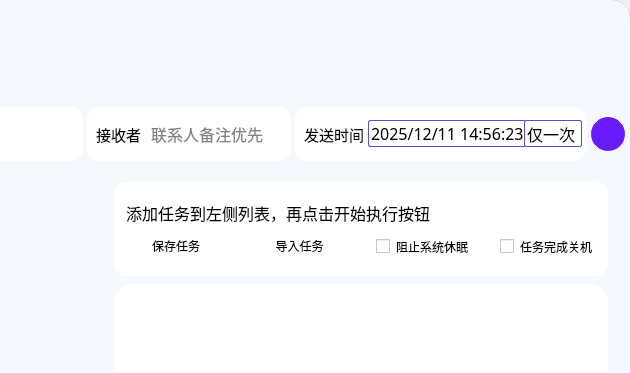
Old version of the form Ui_MainWindow.ui in the repository YangShengzhou03/LeafAuto_Win7; both pictures show x 546 to 1176 and y 0 to 373 of the 1176 by 677 pixel window.
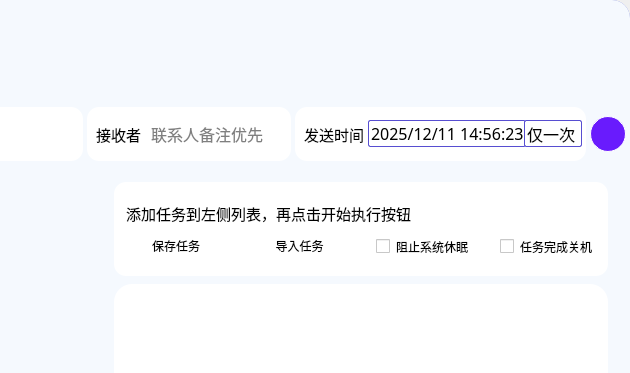
New version of the form. The open tabs and pages were chosen to show the change. Icons and pictures are not drawn.

```diff
--- a/Ui_MainWindow.ui
+++ b/Ui_MainWindow.ui
@@ -3552,7 +3552,7 @@
                              <property name="font">
                               <font>
                                <family>微软雅黑</family>
-                               <pointsize>12</pointsize>
+                               <pointsize>11</pointsize>
                                <weight>50</weight>
                                <bold>false</bold>
                               </font>
```
Left out of the diff: 14 changed lines with no effect on the pictures.
